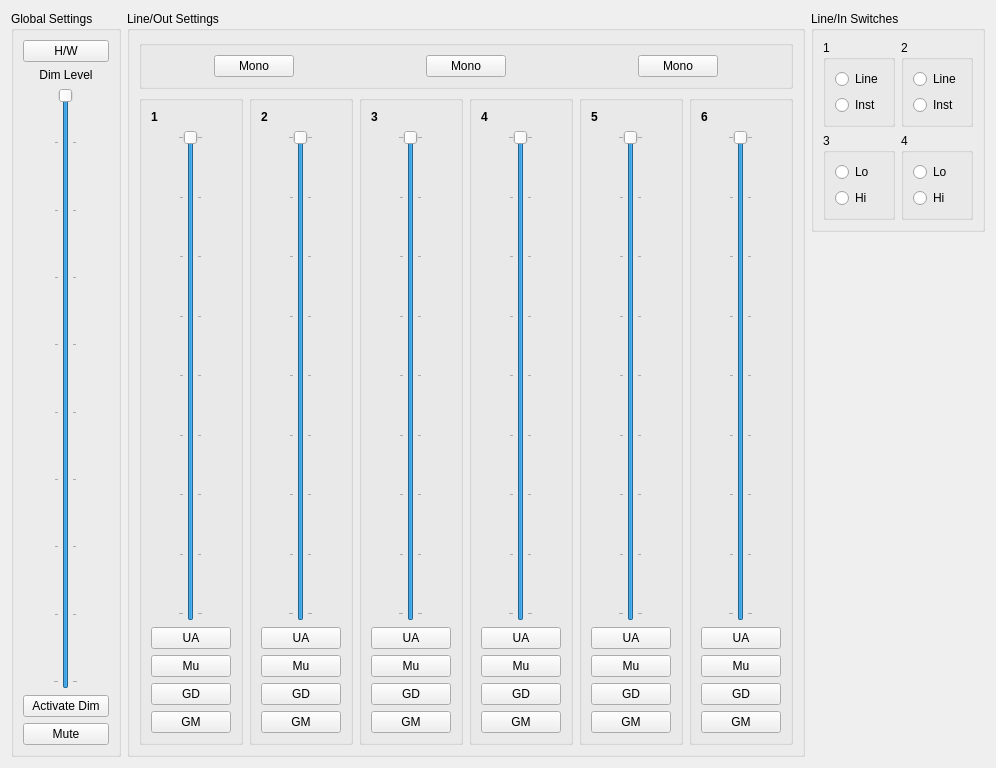
ojsl1/libffado, file support/mixer-qt4/ffado/mixer/Saffire_Pro24_monitoring.ui: the form before one commit.
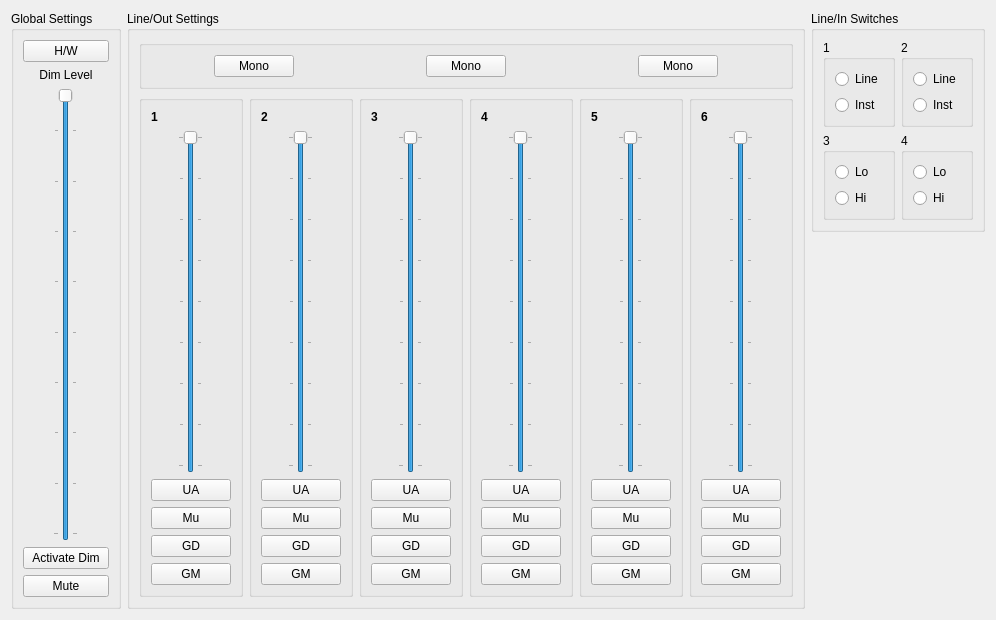
The form after the commit.

Commit message:
ffado-mixer: reduce the need for scrolling of the Pro24 mixer panel.
A reduction in the size of the Pro24 mixer panel better matches the size
available within ffado-mixer to display it, and thus minimises the amount of
vertical scrolling required to access the controls.  Patch from Pander via
the ffado-devel mailing list.

```diff
--- a/support/mixer-qt4/ffado/mixer/Saffire_Pro24_monitoring.ui
+++ b/support/mixer-qt4/ffado/mixer/Saffire_Pro24_monitoring.ui
@@ -7,7 +7,7 @@
     <x>0</x>
     <y>0</y>
     <width>969</width>
-    <height>768</height>
+    <height>620</height>
    </rect>
   </property>
   <property name="windowTitle">
```
